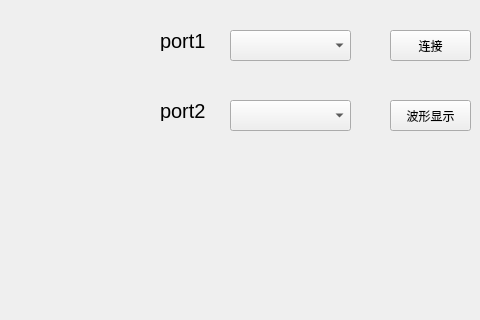
Qt form beginui.ui (WoodenSword10/TENGapplications) before a commit; both pictures show x 120 to 600 and y 180 to 500 of the 840 by 500 pixel window.
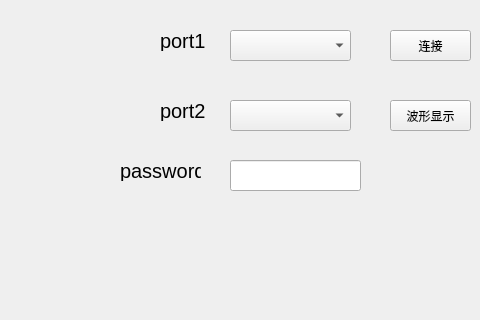
The same form after that commit. Icons and pictures are not drawn.

```diff
--- a/beginui.ui
+++ b/beginui.ui
@@ -147,6 +147,39 @@
     <string>port2</string>
    </property>
   </widget>
+  <widget class="QLabel" name="label_4">
+   <property name="geometry">
+    <rect>
+     <x>240</x>
+     <y>340</y>
+     <width>81</width>
+     <height>21</height>
+    </rect>
+   </property>
+   <property name="font">
+    <font>
+     <pointsize>15</pointsize>
+    </font>
+   </property>
+   <property name="text">
+    <string>password</string>
+   </property>
+  </widget>
+  <widget class="QLineEdit" name="lineEdit">
+   <property name="geometry">
+    <rect>
+     <x>350</x>
+     <y>340</y>
+     <width>131</width>
+     <height>31</height>
+    </rect>
+   </property>
+   <property name="font">
+    <font>
+     <pointsize>15</pointsize>
+    </font>
+   </property>
+  </widget>
  </widget>
  <resources>
   <include location="image.qrc"/>
```
